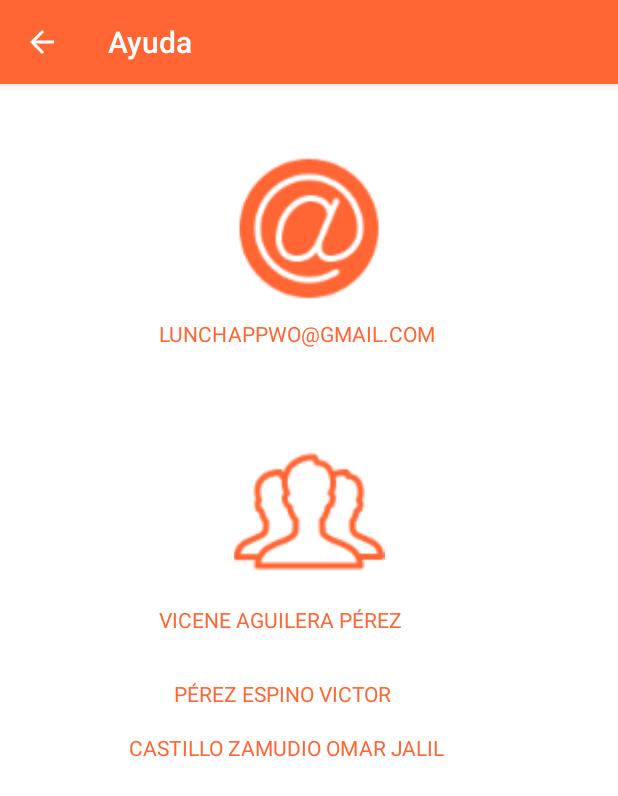
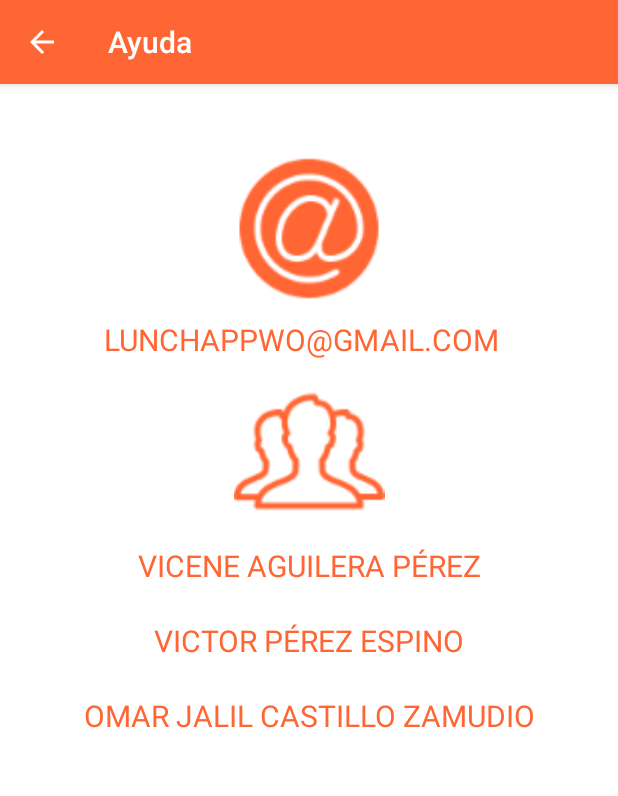
Before and after one commit to VicenteAguileraPerez/lunchApp, an Android app: the informacionapp screen opened through its navigation route, on a phone screen of 412 x 824 dp. Shown: the top 796 px of the screen. Run offline under Robolectric (Android 15) with nearby library versions, the phone set to English and light mode, and no system bars; 1 statement that could not run was skipped.

Commit message:
ajuste en el fragment comunicate

```diff
--- a/app/src/main/res/layout/fragment_informacionapp.xml
+++ b/app/src/main/res/layout/fragment_informacionapp.xml
@@ -1,16 +1,23 @@
 <?xml version="1.0" encoding="utf-8"?>
-<LinearLayout xmlns:android="http://schemas.android.com/apk/res/android"
+
+<android.support.constraint.ConstraintLayout xmlns:android="http://schemas.android.com/apk/res/android"
     xmlns:tools="http://schemas.android.com/tools"
     android:layout_width="match_parent"
     android:layout_height="match_parent"
     android:orientation="vertical"
     tools:context="fragmentsPackage.quejasysugenencias"
-    android:background="@android:color/white"
-    android:weightSum="3"
-    android:layout_margin="16dp"
-    android:paddingTop="20dp"
-    android:paddingBottom="20dp">
+    >
     <!-- TODO: Update blank fragment layout -->
+
+    <LinearLayout
+        android:layout_width="match_parent"
+        android:layout_height="match_parent"
+        android:orientation="vertical"
+        android:background="@android:color/white"
+        android:weightSum="3"
+        android:layout_margin="16dp"
+        android:padding="20dp">
+
 
 
     <ImageView
@@ -27,8 +34,10 @@
         android:layout_width="match_parent"
         android:layout_height="0dp"
         android:layout_marginTop="10dp"
-        android:layout_weight="0.35"
-        android:layout_marginStart="90dp"
+        android:layout_weight="0.15"
+        android:textSize="20dp"
+        android:textAlignment="center"
+        android:layout_marginStart="0dp"
         android:layout_marginEnd="10dp"
         android:text="LUNCHAPPWO@GMAIL.COM"
         android:textColor="#ff6634"
@@ -45,39 +54,39 @@
 
     <TextView
         android:id="@+id/vicentename"
-        android:layout_width="wrap_content"
-        android:layout_height="wrap_content"
-        android:layout_marginStart="90dp"
-        android:layout_marginTop="10dp"
-        android:layout_marginEnd="10dp"
-        android:layout_weight="0.10"
+        android:layout_width="match_parent"
+        android:layout_height="0dp"
+        android:layout_margin="10dp"
+        android:layout_weight="0.15"
         android:text="VICENE AGUILERA PÉREZ"
+        android:textAlignment="center"
         android:textColor="#ff6634"
-    />
+        android:textSize="20sp" />
     <TextView
         android:id="@+id/victorname"
-        android:layout_width="wrap_content"
-        android:layout_height="6dp"
-        android:layout_marginStart="100dp"
-        android:layout_marginTop="10dp"
-        android:layout_marginEnd="10dp"
-        android:layout_weight="0.10"
-        android:text="PÉREZ ESPINO VICTOR"
+        android:layout_width="match_parent"
+        android:layout_height="0dp"
+        android:layout_margin="10dp"
+        android:layout_weight="0.15"
+        android:text="VICTOR PÉREZ ESPINO"
+        android:textSize="20sp"
+        android:textAlignment="center"
         android:textColor="#ff6634"
         />
     <TextView
     android:id="@+id/omarname"
-    android:layout_width="223dp"
-    android:layout_height="6dp"
-    android:layout_marginStart="70dp"
-    android:layout_marginTop="10dp"
-    android:layout_marginEnd="10dp"
-    android:layout_weight="0.10"
-    android:text="CASTILLO ZAMUDIO OMAR JALIL"
+    android:layout_width="match_parent"
+    android:layout_height="0dp"
+    android:layout_margin="10dp"
+    android:textSize="20sp"
+    android:layout_weight="0.15"
+    android:text="OMAR JALIL CASTILLO ZAMUDIO"
+    android:textAlignment="center"
     android:textColor="#ff6634"
     />
+    </LinearLayout>
 
 
 
 
-</LinearLayout>
+</android.support.constraint.ConstraintLayout>
```
